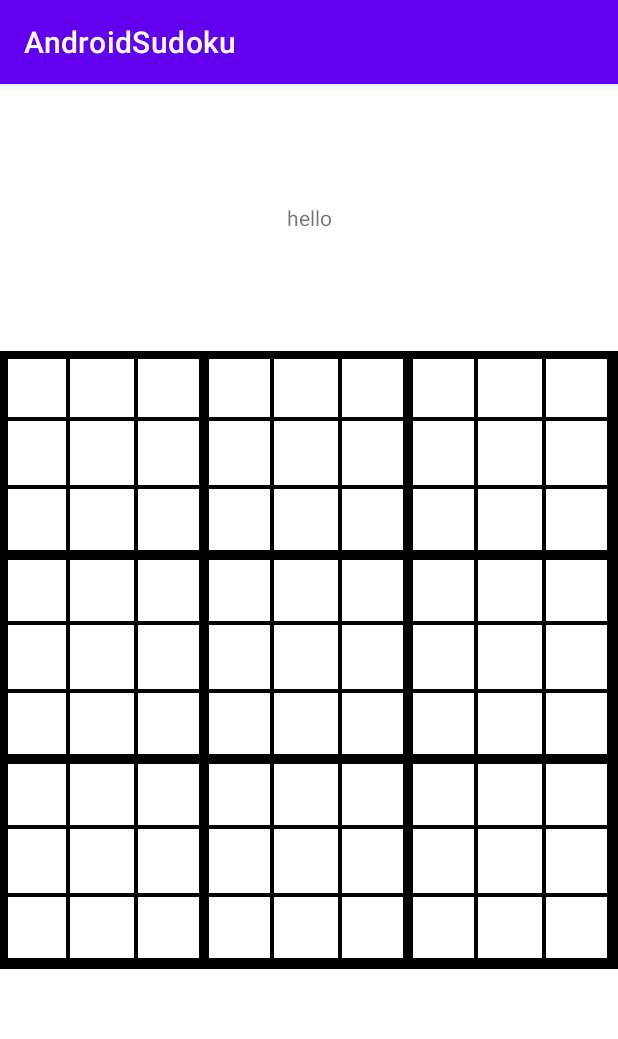
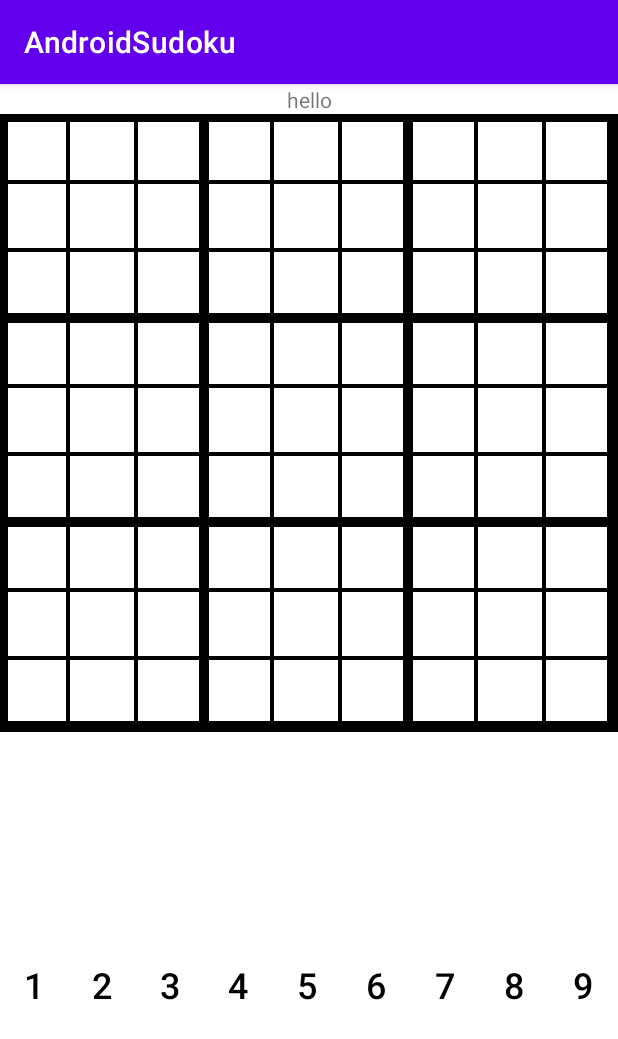
Before and after one commit to TylerHsia/AndroidSudoku, an Android app: the screen it shows after launch (MainActivity), on a phone screen of 412 x 824 dp. Shown: the top 1039 px of the screen. Run offline under Robolectric (Android 15) with nearby library versions, the phone set to English and light mode, and no system bars.

Commit message:
Added 9 buttons to input 1-9

```diff
--- a/app/src/main/java/android/bignerdranch/androidsudoku/Solver.java
+++ b/app/src/main/java/android/bignerdranch/androidsudoku/Solver.java
@@ -1,8 +1,8 @@
 package android.bignerdranch.androidsudoku;
 
 public class Solver {
-    private static int selected_row;
-    private static int selected_column;
+    int selected_row;
+    int selected_column;
 
     //constructor
     Solver(){
@@ -26,4 +26,12 @@ public class Solver {
     public void setSelected_column(int c){
         selected_column = c;
     }
+
+
+    //sets the selected position on the board to the number clicked
+    private void setNumberPos(int num){
+        if(this.selected_row != -1 && this.selected_column != -1){
+
+        }
+    }
 }
--- a/app/src/main/java/android/bignerdranch/androidsudoku/SudokuBoard.java
+++ b/app/src/main/java/android/bignerdranch/androidsudoku/SudokuBoard.java
@@ -36,12 +36,8 @@ public class SudokuBoard extends View {
         TypedArray b = context.getTheme().obtainStyledAttributes(attrs, R.styleable.SudokuBoard,
                 0, 0);
 
-        //Todo: delete this
-        for(int i = 0; i < 100; i++){
-            //Log.d("Blah", "SudokuBoard: i:" + i + " a:" + a.getInteger(i, 2));
-        }
+
         try{
-            //Todo: this line doesn't work, uses default
             boardColor = a.getInteger(R.styleable.SudokuBoard_boardColor, Color.BLUE);
             cellFillColor = a.getInteger(R.styleable.SudokuBoard_cellFillColor, 0);
             cellsHighlightColor = a.getInteger(R.styleable.SudokuBoard_cellsHighlightColor, 0);
--- a/app/src/main/res/layout/activity_main.xml
+++ b/app/src/main/res/layout/activity_main.xml
@@ -25,8 +25,9 @@
         android:id="@+id/SudokuBoard"
         android:layout_width="wrap_content"
         android:layout_height="wrap_content"
+        android:layout_margin="20dp"
+        android:layout_marginHorizontal="20dp"
 
-        app:layout_constraintBottom_toBottomOf="parent"
         app:layout_constraintEnd_toEndOf="parent"
         app:layout_constraintStart_toStartOf="parent"
         app:layout_constraintTop_toTopOf="parent"
@@ -39,6 +40,107 @@
 
     </android.bignerdranch.androidsudoku.SudokuBoard>
 
+    <LinearLayout
+        android:layout_width="match_parent"
+        android:layout_height="wrap_content"
+        android:orientation="horizontal"
+        app:layout_constraintBottom_toBottomOf="parent"
+        app:layout_constraintEnd_toEndOf="parent"
+        app:layout_constraintStart_toStartOf="parent"
+        app:layout_constraintTop_toBottomOf="@+id/SudokuBoard">
+
+        <Button
+            android:id="@+id/button1"
+            style="@style/Widget.AppCompat.Button.Borderless"
+            android:layout_width="0dp"
+            android:layout_height="wrap_content"
+            android:layout_weight="1"
+            android:text="@string/button1"
+            android:textColor="@color/black"
+            android:textSize="24sp"/>
+
+        <Button
+            android:id="@+id/button2"
+            style="@style/Widget.AppCompat.Button.Borderless"
+            android:layout_width="0dp"
+            android:layout_height="wrap_content"
+            android:layout_weight="1"
+            android:text="@string/button2"
+            android:textColor="@color/black"
+            android:textSize="24sp"/>
+
+        <Button
+            android:id="@+id/button3"
+            style="@style/Widget.AppCompat.Button.Borderless"
+            android:layout_width="0dp"
+            android:layout_height="wrap_content"
+            android:layout_weight="1"
+            android:text="@string/button3"
+            android:textColor="@color/black"
+            android:textSize="24sp"/>
+
+        <Button
+            android:id="@+id/button4"
+            style="@style/Widget.AppCompat.Button.Borderless"
+            android:layout_width="0dp"
+            android:layout_height="wrap_content"
+            android:layout_weight="1"
+            android:text="@string/button4"
+            android:textColor="@color/black"
+            android:textSize="24sp"/>
+
+        <Button
+            android:id="@+id/button5"
+            style="@style/Widget.AppCompat.Button.Borderless"
+            android:layout_width="0dp"
+            android:layout_height="wrap_content"
+            android:layout_weight="1"
+            android:text="@string/button5"
+            android:textColor="@color/black"
+            android:textSize="24sp"/>
+
+        <Button
+            android:id="@+id/button6"
+            style="@style/Widget.AppCompat.Button.Borderless"
+            android:layout_width="0dp"
+            android:layout_height="wrap_content"
+            android:layout_weight="1"
+            android:text="@string/button6"
+            android:textColor="@color/black"
+            android:textSize="24sp"
+            />
+
+        <Button
+            android:id="@+id/button7"
+            style="@style/Widget.AppCompat.Button.Borderless"
+            android:layout_width="0dp"
+            android:layout_height="wrap_content"
+            android:layout_weight="1"
+            android:text="@string/button7"
+            android:textColor="@color/black"
+            android:textSize="24sp"/>
+
+        <Button
+            android:id="@+id/button8"
+            style="@style/Widget.AppCompat.Button.Borderless"
+            android:layout_width="0dp"
+            android:layout_height="wrap_content"
+            android:layout_weight="1"
+            android:text="@string/button8"
+            android:textColor="@color/black"
+            android:textSize="24sp"/>
+
+        <Button
+            android:id="@+id/button9"
+            style="@style/Widget.AppCompat.Button.Borderless"
+            android:layout_width="0dp"
+            android:layout_height="wrap_content"
+            android:layout_weight="1"
+            android:text="@string/button9"
+            android:textColor="@color/black"
+            android:textSize="24sp"/>
+
+    </LinearLayout>
 
 
 </androidx.constraintlayout.widget.ConstraintLayout>
--- a/app/src/main/res/values/strings.xml
+++ b/app/src/main/res/values/strings.xml
@@ -1,3 +1,12 @@
 <resources>
     <string name="app_name">AndroidSudoku</string>
+    <string name="button1">1</string>
+    <string name="button2">2</string>
+    <string name="button3">3</string>
+    <string name="button4">4</string>
+    <string name="button5">5</string>
+    <string name="button6">6</string>
+    <string name="button7">7</string>
+    <string name="button8">8</string>
+    <string name="button9">9</string>
 </resources>
```
Also changed, not shown: app/src/main/java/android/bignerdranch/androidsudoku/MainActivity.java (+8 -0 lines).
